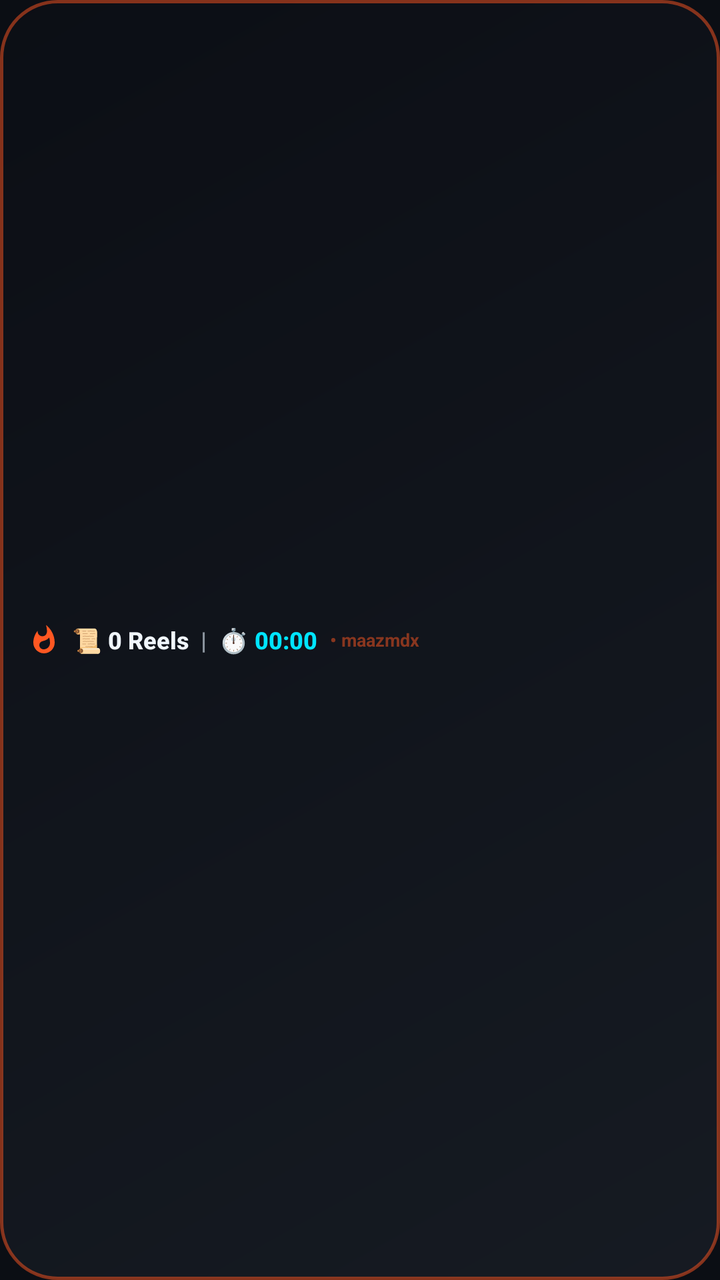
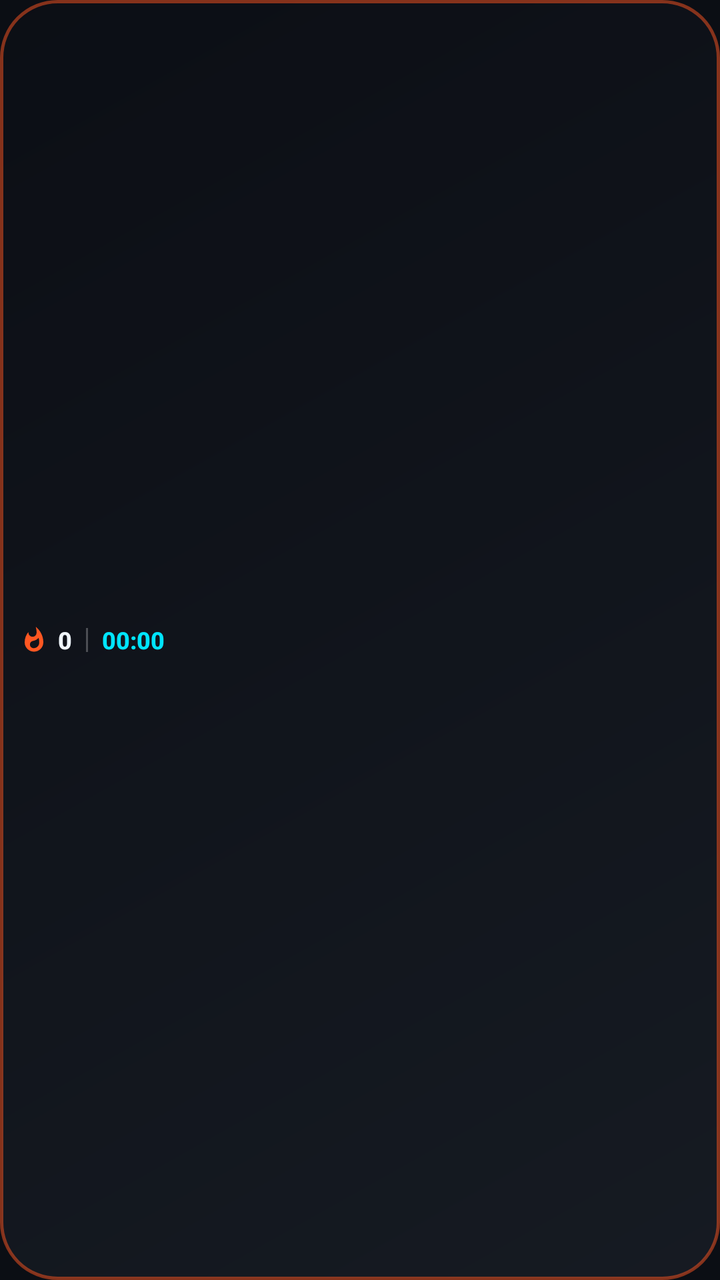

Two renders of the same Android screen: before a commit and after it. Below are the layout's source before the change and the commit's diff.
<!-- AndroidManifest.xml: application theme Theme.BasKarBhai -->
<!-- res/layout/layout_hud_pill.xml -->
<?xml version="1.0" encoding="utf-8"?>
<LinearLayout xmlns:android="http://schemas.android.com/apk/res/android"
    android:id="@+id/hudRootLayout"
    android:layout_width="wrap_content"
    android:layout_height="wrap_content"
    android:orientation="horizontal"
    android:background="@drawable/bg_hud_pill"
    android:gravity="center_vertical"
    android:elevation="8dp"
    android:clickable="true"
    android:focusable="true">

    
    <ImageView
        android:id="@+id/hudFlameIcon"
        android:layout_width="16dp"
        android:layout_height="16dp"
        android:src="@drawable/ic_flame"
        android:contentDescription="@string/app_name"
        android:layout_marginEnd="6dp" />

    
    <TextView
        android:id="@+id/tvReelCount"
        android:layout_width="wrap_content"
        android:layout_height="wrap_content"
        android:text="📜 0 Reels"
        android:textColor="@color/text_primary"
        android:textSize="12sp"
        android:textStyle="bold"
        android:fontFamily="sans-serif-medium" />

    
    <TextView
        android:layout_width="wrap_content"
        android:layout_height="wrap_content"
        android:text="  |  "
        android:textColor="@color/text_secondary"
        android:textSize="12sp"
        android:textStyle="bold" />

    
    <TextView
        android:id="@+id/tvActiveTimer"
        android:layout_width="wrap_content"
        android:layout_height="wrap_content"
        android:text="⏱️ 00:00"
        android:textColor="@color/accent_cyan"
        android:textSize="12sp"
        android:textStyle="bold"
        android:fontFamily="sans-serif-medium" />

    
    <TextView
        android:layout_width="wrap_content"
        android:layout_height="wrap_content"
        android:text=" • maazmdx"
        android:textColor="#80FF5722"
        android:textSize="9sp"
        android:textStyle="bold"
        android:layout_marginStart="4dp" />
</LinearLayout>
<!-- resources referenced by this layout -->
<resources>
  <color name="accent_cyan">#00E5FF</color>
  <color name="text_primary">#F0F6FC</color>
  <color name="text_secondary">#8B949E</color>
  <!-- drawable bg_hud_pill (drawable) -->
  <?xml version="1.0" encoding="utf-8"?>
  <shape xmlns:android="http://schemas.android.com/apk/res/android"
      android:shape="rectangle">
      <corners android:radius="28dp" />
      <gradient
          android:type="linear"
          android:angle="135"
          android:startColor="#F2161B22"
          android:endColor="#F20B0E14" />
      <stroke
          android:width="1.5dp"
          android:color="#80FF5722" />
      <padding
          android:left="14dp"
          android:top="8dp"
          android:right="14dp"
          android:bottom="8dp" />
  </shape>
  <!-- drawable ic_flame (drawable) -->
  <vector xmlns:android="http://schemas.android.com/apk/res/android"
      android:width="24dp"
      android:height="24dp"
      android:viewportWidth="24"
      android:viewportHeight="24">
      <path
          android:fillColor="#FF5722"
          android:pathData="M13.5,0.67s0.74,2.65 0.74,4.8c0,2.06 -1.35,3.73 -3.41,3.73c-2.07,0 -3.63,-1.67 -3.63,-3.73l0.03,-0.36C5.21,7.51 4,10.61 4,14c0,4.42 3.58,8 8,8s8,-3.58 8,-8C20,8.61 17.41,3.8 13.5,0.67zM11.71,19c-1.78,0 -3.22,-1.4 -3.22,-3.14c0,-1.62 1.05,-2.76 2.81,-3.12c1.77,-0.36 3.6,-1.21 4.62,-2.58c0.39,1.29 0.59,2.65 0.59,4.04C16.51,16.86 14.36,19 11.71,19z"/>
  </vector>
  <string name="app_name">BasKarBhai</string>
  <style name="Theme.BasKarBhai" parent="Theme.Material3.DayNight.NoActionBar">
          <item name="colorPrimary">@color/flame_orange</item>
          <item name="colorOnPrimary">@color/on_primary</item>
          <item name="colorSecondary">@color/accent_cyan</item>
          <item name="colorOnSecondary">@color/on_secondary</item>
          <item name="android:statusBarColor">@color/bg_dark_primary</item>
          <item name="android:navigationBarColor">@color/bg_dark_primary</item>
          <item name="android:windowBackground">@color/bg_dark_primary</item>
          <item name="android:windowLightStatusBar">false</item>
      </style>
  <color name="flame_orange">#FF5722</color>
  <color name="on_primary">#000000</color>
  <color name="on_secondary">#000000</color>
  <color name="bg_dark_primary">#0B0E14</color>
</resources>

<!-- the commit's change to res/layout/layout_hud_pill.xml (unified diff, before → after) -->
@@ -6,57 +6,50 @@
     android:orientation="horizontal"
     android:background="@drawable/bg_hud_pill"
     android:gravity="center_vertical"
-    android:elevation="8dp"
+    android:paddingStart="10dp"
+    android:paddingEnd="10dp"
+    android:paddingTop="6dp"
+    android:paddingBottom="6dp"
+    android:elevation="12dp"
     android:clickable="true"
     android:focusable="true">
 
     
     <ImageView
         android:id="@+id/hudFlameIcon"
-        android:layout_width="16dp"
-        android:layout_height="16dp"
+        android:layout_width="14dp"
+        android:layout_height="14dp"
         android:src="@drawable/ic_flame"
         android:contentDescription="@string/app_name"
-        android:layout_marginEnd="6dp" />
+        android:layout_marginEnd="5dp" />
 
     
     <TextView
         android:id="@+id/tvReelCount"
         android:layout_width="wrap_content"
         android:layout_height="wrap_content"
-        android:text="📜 0 Reels"
-        android:textColor="@color/text_primary"
+        android:text="0"
+        android:textColor="#F0F6FC"
         android:textSize="12sp"
         android:textStyle="bold"
         android:fontFamily="sans-serif-medium" />
 
     
-    <TextView
-        android:layout_width="wrap_content"
-        android:layout_height="wrap_content"
-        android:text="  |  "
-        android:textColor="@color/text_secondary"
-        android:textSize="12sp"
-        android:textStyle="bold" />
+    <View
+        android:layout_width="1dp"
+        android:layout_height="12dp"
+        android:background="#40FFFFFF"
+        android:layout_marginStart="7dp"
+        android:layout_marginEnd="7dp" />
 
     
     <TextView
         android:id="@+id/tvActiveTimer"
         android:layout_width="wrap_content"
         android:layout_height="wrap_content"
-        android:text="⏱️ 00:00"
-        android:textColor="@color/accent_cyan"
+        android:text="00:00"
+        android:textColor="#00E5FF"
         android:textSize="12sp"
         android:textStyle="bold"
         android:fontFamily="sans-serif-medium" />
-
-    
-    <TextView
-        android:layout_width="wrap_content"
-        android:layout_height="wrap_content"
-        android:text=" • maazmdx"
-        android:textColor="#80FF5722"
-        android:textSize="9sp"
-        android:textStyle="bold"
-        android:layout_marginStart="4dp" />
 </LinearLayout>
<!-- resource entries referenced after the edit -->
@@ -1,8 +1,6 @@
 <!-- resources referenced by this layout -->
 <resources>
   <color name="accent_cyan">#00E5FF</color>
-  <color name="text_primary">#F0F6FC</color>
-  <color name="text_secondary">#8B949E</color>
   <!-- drawable bg_hud_pill (drawable) -->
   <?xml version="1.0" encoding="utf-8"?>
   <shape xmlns:android="http://schemas.android.com/apk/res/android"
